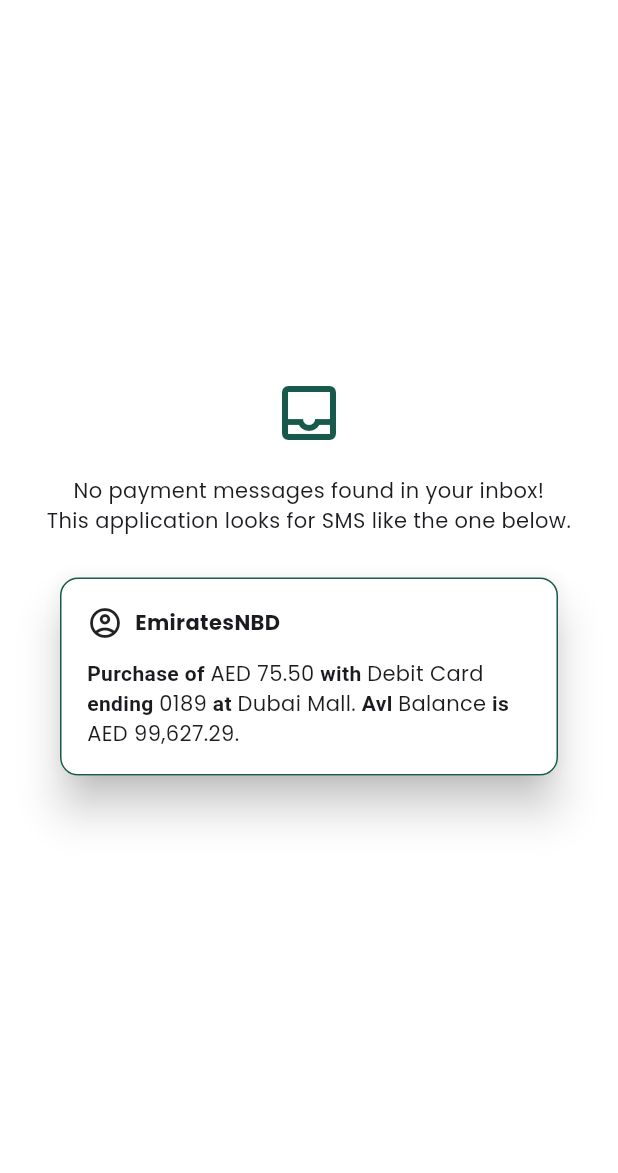
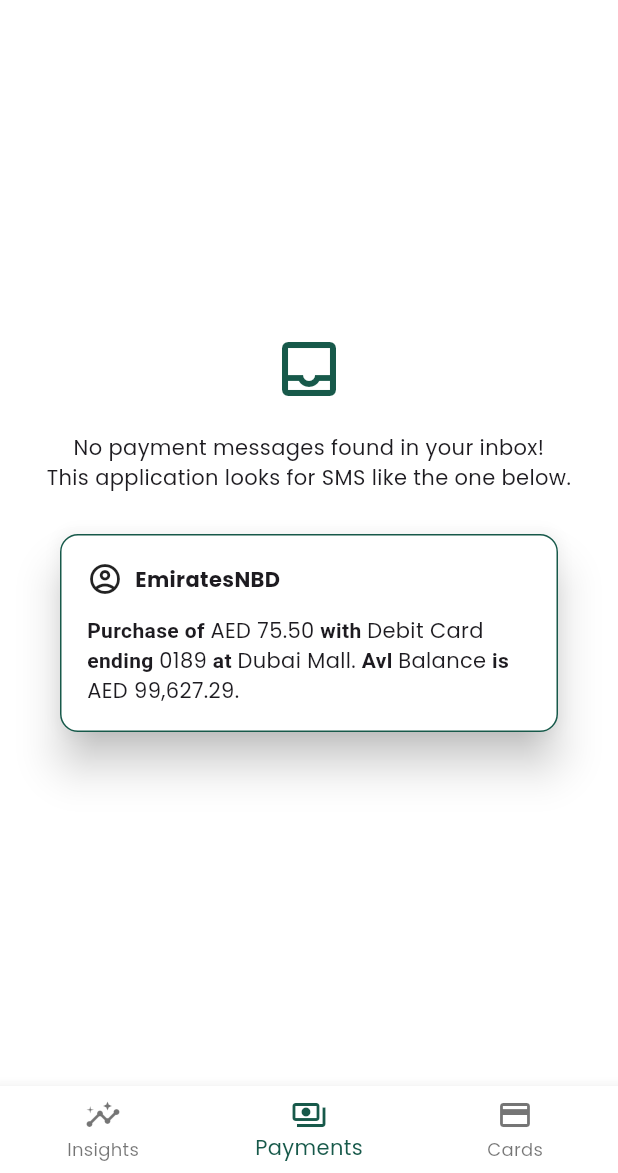
Before and after one commit to muhammed-shaheer-keerirakath/pay-tracker, a Flutter app: the screen it shows after launch, on a phone screen of 412 x 824 dp, the part 63-1236 px from its top. Run offline on Flutter 3.47's test engine with Material 3 defaults, Android fonts, the phone set to English and light mode, and no system bars; our stand-ins replace google_fonts, shared_preferences; missing offline and left inert: telephony.

Commit message:
feat: :sparkles: moves things to bottom navigation

```diff
--- a/lib/main.dart
+++ b/lib/main.dart
@@ -33,8 +33,6 @@ class MyApp extends StatelessWidget {
 
   @override
   Widget build(BuildContext context) {
-    SystemChrome.setEnabledSystemUIMode(SystemUiMode.manual,
-        overlays: [SystemUiOverlay.top]);
     return MaterialApp(
       debugShowCheckedModeBanner: useDebugBanner,
       title: appName,
--- a/lib/screens/card_settings/card_settings.dart
+++ b/lib/screens/card_settings/card_settings.dart
@@ -50,6 +50,10 @@ class _CardSettingsState extends State<CardSettings> {
 
     return Scaffold(
       appBar: AppBar(
+        systemOverlayStyle: SystemUiOverlayStyle(
+          systemNavigationBarColor:
+              Theme.of(context).colorScheme.background, // Navigation bar
+        ),
         title: const Text(appTitleCardSettings),
       ),
       body: Padding(
--- /dev/null
+++ b/lib/screens/cards/cards.dart
@@ -0,0 +1,10 @@
+import 'package:flutter/material.dart';
+
+class Cards extends StatelessWidget {
+  const Cards({Key? key}) : super(key: key);
+
+  @override
+  Widget build(BuildContext context) {
+    return Text('Cards');
+  }
+}
--- a/lib/screens/home_page/home_page.dart
+++ b/lib/screens/home_page/home_page.dart
@@ -1,65 +1,60 @@
 import 'package:flutter/material.dart';
 import 'package:flutter/services.dart';
 import 'package:pay_tracker/constants/app_constants.dart';
-import 'package:pay_tracker/screens/error_boundary/error_boundary.dart';
-import 'package:pay_tracker/screens/message_list/message_list.dart';
-import 'package:pay_tracker/screens/no_sms_access/no_sms_access.dart';
-import 'package:pay_tracker/screens/progress/progress_loader.dart';
-import 'package:pay_tracker/stores/local_store_model.dart';
-import 'package:pay_tracker/stores/message_store_model.dart';
-import 'package:pay_tracker/types/inbox_sms_message.dart';
-import 'package:pay_tracker/utilities/readers/message_reader.dart';
-import 'package:provider/provider.dart';
+import 'package:pay_tracker/screens/cards/cards.dart';
+import 'package:pay_tracker/screens/insights/insights.dart';
+import 'package:pay_tracker/screens/payments/payments.dart';
 
-class HomePage extends StatelessWidget {
+class HomePage extends StatefulWidget {
   const HomePage({super.key});
 
   @override
+  State<HomePage> createState() => _HomePageState();
+}
+
+class _HomePageState extends State<HomePage> {
+  int _selectedTabIndex = 1;
+
+  void _changeTabSelection(int indexKey) {
+    setState(() {
+      _selectedTabIndex = indexKey;
+    });
+  }
+
+  static const List<Widget> _tabWidgets = [
+    Insights(),
+    Payments(),
+    Cards(),
+  ];
+
+  @override
   Widget build(BuildContext context) {
-    LocalStoreModel localStoreModel =
-        Provider.of<LocalStoreModel>(context, listen: false);
-    MessageStoreModel messageStoreModel =
-        Provider.of<MessageStoreModel>(context, listen: false);
-
-    Exception exception = Exception('');
-    bool smsPermissionFailed = false;
-    bool exceptionOccurred = false;
-
-    Future<void> fetchMessagesFromInbox() async {
-      smsPermissionFailed = false;
-      exceptionOccurred = false;
-      List<InboxSmsMessage> inboxMessages = [];
-      try {
-        inboxMessages = await getInboxMessages();
-      } on PlatformException {
-        smsPermissionFailed = true;
-      } on Exception catch (e) {
-        exceptionOccurred = true;
-        exception = e;
-      }
-      if (smsPermissionFailed || exceptionOccurred) return;
-      await messageStoreModel.addInboxMessagesToStore(inboxMessages);
-      await localStoreModel
-          .loadCardLimits(messageStoreModel.cardTypesAndNumbers);
-      await Future.delayed(const Duration(milliseconds: 100), () {});
-    }
-
     return Scaffold(
       appBar: AppBar(
+        systemOverlayStyle: SystemUiOverlayStyle(
+          systemNavigationBarColor:
+              Theme.of(context).colorScheme.background, // Navigation bar
+        ),
         title: const Text(appName),
       ),
-      body: FutureBuilder(
-        future: fetchMessagesFromInbox(),
-        builder: (BuildContext context, AsyncSnapshot snapshot) {
-          if (snapshot.connectionState != ConnectionState.done) {
-            return const ProgressLoader();
-          } else if (smsPermissionFailed) {
-            return const NoSmsAccess();
-          } else if (exceptionOccurred) {
-            return ErrorBoundary(exception: exception);
-          }
-          return const MessageList();
-        },
+      body: _tabWidgets.elementAt(_selectedTabIndex),
+      bottomNavigationBar: BottomNavigationBar(
+        items: const [
+          BottomNavigationBarItem(
+            icon: Icon(Icons.insights_outlined),
+            label: 'Insights',
+          ),
+          BottomNavigationBarItem(
+            icon: Icon(Icons.payments_outlined),
+            label: 'Payments',
+          ),
+          BottomNavigationBarItem(
+            icon: Icon(Icons.credit_card_outlined),
+            label: 'Cards',
+          ),
+        ],
+        currentIndex: _selectedTabIndex,
+        onTap: _changeTabSelection,
       ),
     );
   }
--- /dev/null
+++ b/lib/screens/insights/insights.dart
@@ -0,0 +1,13 @@
+import 'package:flutter/material.dart';
+import 'package:pay_tracker/screens/spending_analytics/spending_analytics.dart';
+
+class Insights extends StatelessWidget {
+  const Insights({Key? key}) : super(key: key);
+
+  @override
+  Widget build(BuildContext context) {
+    return const Column(
+      children: [SpendingAnalytics()],
+    );
+  }
+}
--- a/lib/screens/message_list/payment_card.dart
+++ b/lib/screens/message_list/payment_card.dart
@@ -13,7 +13,8 @@ class PaymentCard extends StatelessWidget {
   @override
   Widget build(BuildContext context) {
     String heroTag = UniqueKey().toString();
-    String themeModeIdentifier = getThemeModeIdentifier(context);
+    String themeModeIdentifier =
+        (Theme.of(context).brightness == Brightness.dark) ? '_dark' : '_light';
     String currencyName = cardMessages[0].currencyName;
     double totalAmountSpent = cardMessages
         .map((e) => e.currencyValue)
--- /dev/null
+++ b/lib/screens/payments/payments.dart
@@ -0,0 +1,59 @@
+import 'package:flutter/material.dart';
+import 'package:flutter/services.dart';
+import 'package:pay_tracker/screens/error_boundary/error_boundary.dart';
+import 'package:pay_tracker/screens/message_list/message_list.dart';
+import 'package:pay_tracker/screens/no_sms_access/no_sms_access.dart';
+import 'package:pay_tracker/screens/progress/progress_loader.dart';
+import 'package:pay_tracker/stores/local_store_model.dart';
+import 'package:pay_tracker/stores/message_store_model.dart';
+import 'package:pay_tracker/types/inbox_sms_message.dart';
+import 'package:pay_tracker/utilities/readers/message_reader.dart';
+import 'package:provider/provider.dart';
+
+class Payments extends StatelessWidget {
+  const Payments({super.key});
+
+  @override
+  Widget build(BuildContext context) {
+    LocalStoreModel localStoreModel =
+        Provider.of<LocalStoreModel>(context, listen: false);
+    MessageStoreModel messageStoreModel =
+        Provider.of<MessageStoreModel>(context, listen: false);
+
+    Exception exception = Exception('');
+    bool smsPermissionFailed = false;
+    bool exceptionOccurred = false;
+
+    Future<void> fetchMessagesFromInbox() async {
+      smsPermissionFailed = false;
+      exceptionOccurred = false;
+      List<InboxSmsMessage> inboxMessages = [];
+      try {
+        inboxMessages = await getInboxMessages();
+      } on PlatformException {
+        smsPermissionFailed = true;
+      } on Exception catch (e) {
+        exceptionOccurred = true;
+        exception = e;
+      }
+      if (smsPermissionFailed || exceptionOccurred) return;
+      await messageStoreModel.addInboxMessagesToStore(inboxMessages);
+      await localStoreModel
+          .loadCardLimits(messageStoreModel.cardTypesAndNumbers);
+    }
+
+    return FutureBuilder(
+      future: fetchMessagesFromInbox(),
+      builder: (BuildContext context, AsyncSnapshot snapshot) {
+        if (snapshot.connectionState != ConnectionState.done) {
+          return const ProgressLoader();
+        } else if (smsPermissionFailed) {
+          return const NoSmsAccess();
+        } else if (exceptionOccurred) {
+          return ErrorBoundary(exception: exception);
+        }
+        return const MessageList();
+      },
+    );
+  }
+}
--- a/lib/utilities/shared/shared_utilities.dart
+++ b/lib/utilities/shared/shared_utilities.dart
@@ -1,9 +1,4 @@
-import 'package:flutter/material.dart';
 import 'package:pay_tracker/constants/date_constants.dart';
-
-String getThemeModeIdentifier(BuildContext context) {
-  return (Theme.of(context).brightness == Brightness.dark) ? '_dark' : '_light';
-}
 
 int getMonthNumber(String month) {
   return monthsMMMFormat.indexOf(month) + 1;
```
Also changed, not shown: lib/screens/message_list/message_list.dart (+7 -10 lines), lib/screens/spending_analytics/spending_analytics.dart (+8 -28 lines), lib/screens/transactions_list/transactions_list.dart (+7 -1 lines).
